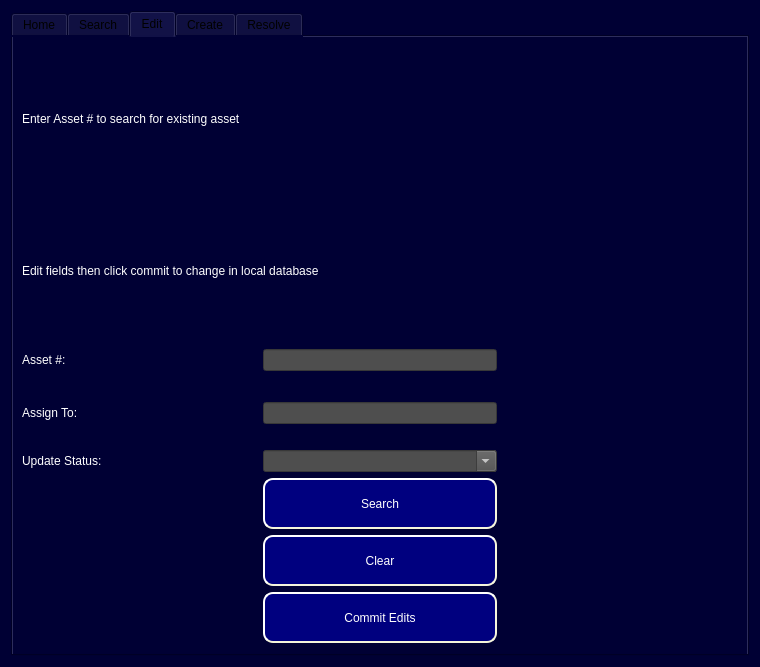
The window that ui/Admin_Level2_Access.ui (Capstone-RFID/Code) describes before a commit, drawn with Qt 5.
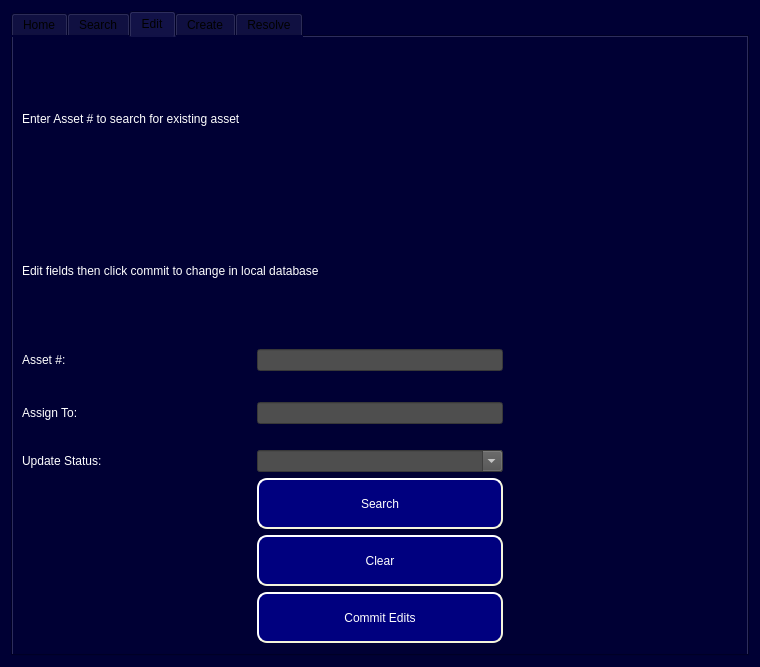
The same window after the commit.

Commit message: UI prompts change in edit tab during use

```diff
--- a/ui/Admin_Level2_Access.ui
+++ b/ui/Admin_Level2_Access.ui
@@ -872,7 +872,7 @@
                 <widget class="QPushButton" name="Edit_Search_Button">
                  <property name="minimumSize">
                   <size>
-                   <width>186</width>
+                   <width>246</width>
                    <height>51</height>
                   </size>
                  </property>
@@ -902,7 +902,7 @@
                 <widget class="QPushButton" name="Edit_Clear_Button">
                  <property name="minimumSize">
                   <size>
-                   <width>186</width>
+                   <width>246</width>
                    <height>51</height>
                   </size>
                  </property>
@@ -932,7 +932,7 @@
                 <widget class="QPushButton" name="Edit_Commit_Edits_Button">
                  <property name="minimumSize">
                   <size>
-                   <width>186</width>
+                   <width>246</width>
                    <height>51</height>
                   </size>
                  </property>
```
Left out of the diff: 12 changed lines with no effect on the pictures. The commit also changes 6 other files.
